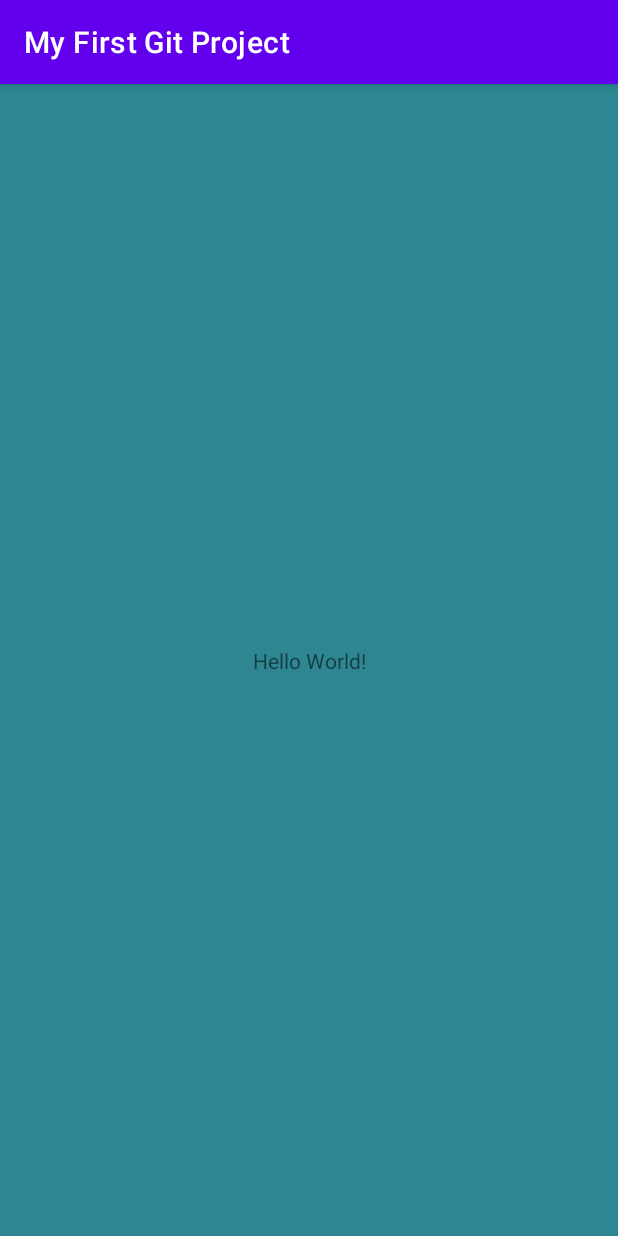
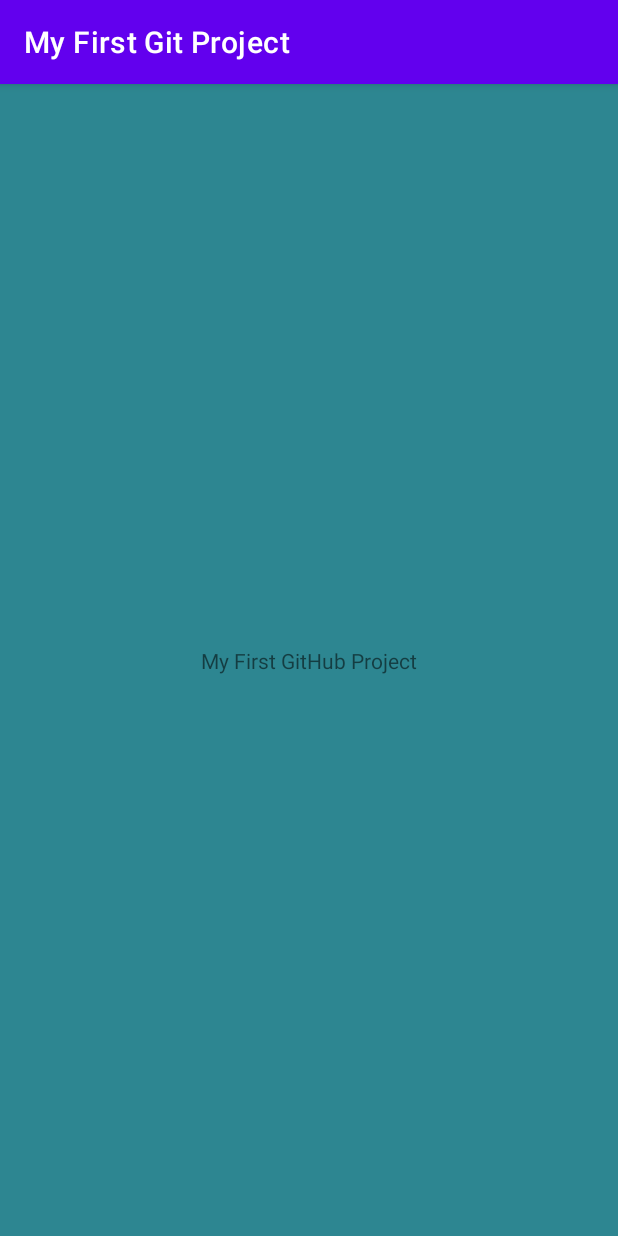
Before and after one commit to AlexManro/MyFirstGitProject, an Android app: the screen it shows after launch (MainActivity), on a phone screen of 412 x 824 dp. Run offline under Robolectric (Android 15) with nearby library versions, the phone set to English and light mode, and no system bars.

Commit message:
change text

```diff
--- a/app/src/main/res/layout/activity_main.xml
+++ b/app/src/main/res/layout/activity_main.xml
@@ -10,7 +10,7 @@
     <TextView
         android:layout_width="wrap_content"
         android:layout_height="wrap_content"
-        android:text="Hello World!"
+        android:text="My First GitHub Project"
         app:layout_constraintBottom_toBottomOf="parent"
         app:layout_constraintLeft_toLeftOf="parent"
         app:layout_constraintRight_toRightOf="parent"
```
